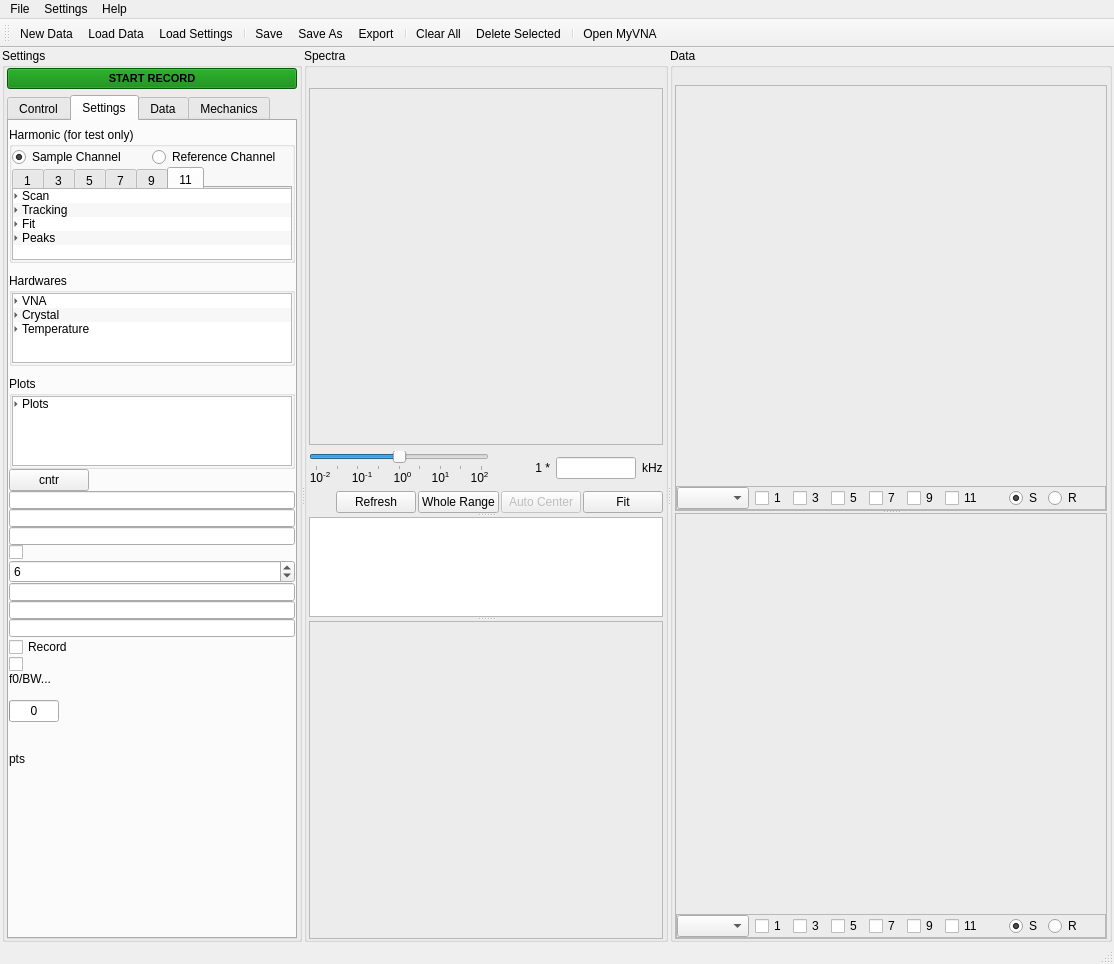
shullgroup/rheoQCM, file QCM_GUI_test6.ui: the form before one commit.
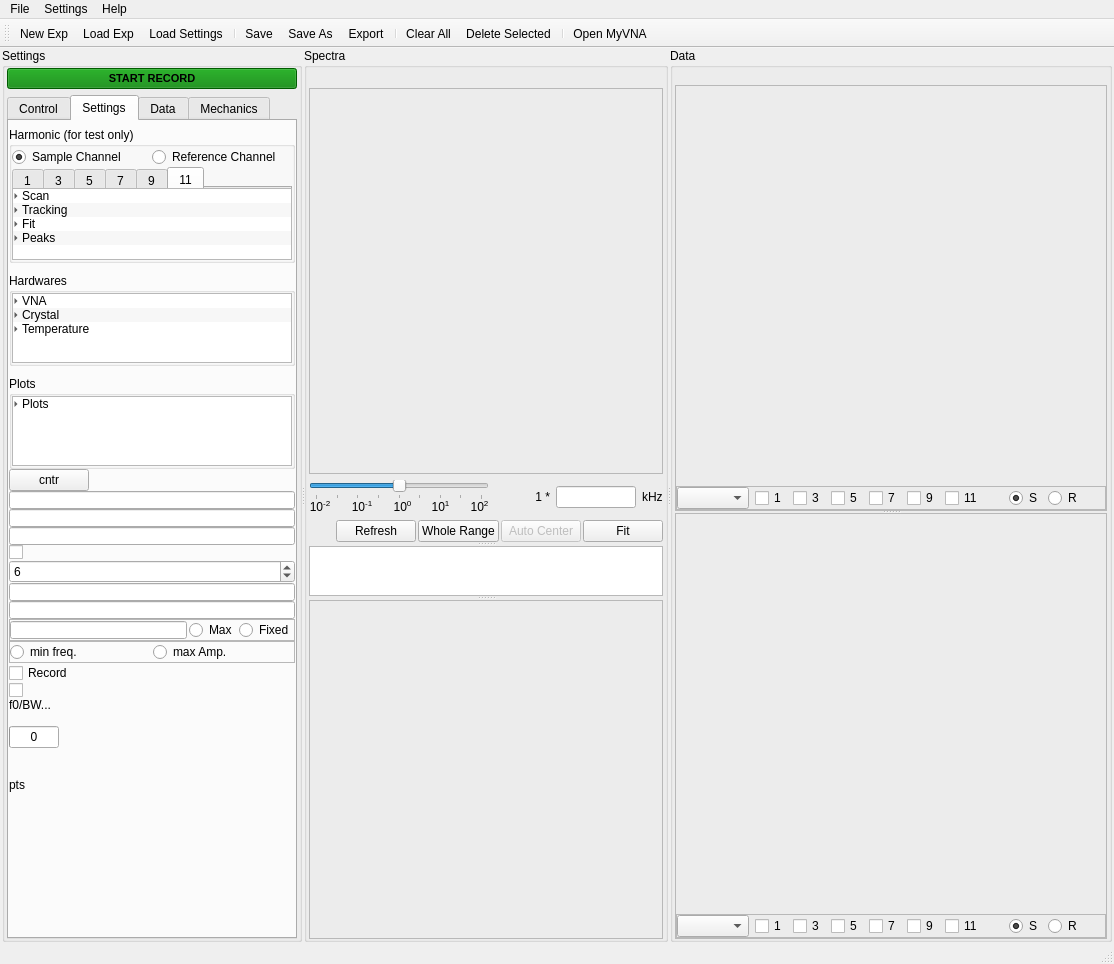
The form after the commit. The open tabs and pages were chosen to show the change. Icons and pictures are not drawn.

What changed in the file:
```diff
--- a/QCM_GUI_test6.ui
+++ b/QCM_GUI_test6.ui
@@ -162,7 +162,7 @@
              <bool>false</bool>
             </property>
             <property name="currentIndex">
-             <number>0</number>
+             <number>1</number>
             </property>
             <widget class="QWidget" name="tab_settings_control">
              <property name="sizePolicy">
@@ -1585,12 +1585,17 @@
                     </property>
                     <item>
                      <property name="text">
-                      <string>Max #</string>
+                      <string>Num.</string>
                      </property>
                      <property name="text">
                       <string/>
                      </property>
                     </item>
+                    <item>
+                     <property name="text">
+                      <string>Policy</string>
+                     </property>
+                    </item>
                     <item>
                      <property name="text">
                       <string>Threshold</string>
@@ -1930,16 +1935,6 @@
                 </property>
                </widget>
               </item>
-              <item>
-               <widget class="QLineEdit" name="lineEdit_peaks_maxnum">
-                <property name="maximumSize">
-                 <size>
-                  <width>16777215</width>
-                  <height>18</height>
-                 </size>
-                </property>
-               </widget>
-              </item>
               <item>
                <widget class="QLineEdit" name="lineEdit_peaks_threshold">
                 <property name="maximumSize">
@@ -1960,6 +1955,98 @@
                 </property>
                </widget>
               </item>
+              <item>
+               <widget class="QFrame" name="frame_peaks_num">
+                <property name="frameShape">
+                 <enum>QFrame::StyledPanel</enum>
+                </property>
+                <property name="frameShadow">
+                 <enum>QFrame::Raised</enum>
+                </property>
+                <layout class="QHBoxLayout" name="horizontalLayout_7">
+                 <property name="spacing">
+                  <number>2</number>
+                 </property>
+                 <property name="leftMargin">
+                  <number>0</number>
+                 </property>
+                 <property name="topMargin">
+                  <number>0</number>
+                 </property>
+                 <property name="rightMargin">
+                  <number>0</number>
+                 </property>
+                 <property name="bottomMargin">
+                  <number>0</number>
+                 </property>
+                 <item>
+                  <widget class="QLineEdit" name="lineEdit_peaks_num">
+                   <property name="maximumSize">
+                    <size>
+                     <width>16777215</width>
+                     <height>18</height>
+                    </size>
+                   </property>
+                  </widget>
+                 </item>
+                 <item>
+                  <widget class="QRadioButton" name="radioButton_peaks_num_max">
+                   <property name="text">
+                    <string>Max</string>
+                   </property>
+                  </widget>
+                 </item>
+                 <item>
+                  <widget class="QRadioButton" name="radioButton_peaks_num_fixed">
+                   <property name="text">
+                    <string>Fixed</string>
+                   </property>
+                  </widget>
+                 </item>
+                </layout>
+               </widget>
+              </item>
+              <item>
+               <widget class="QFrame" name="frame_peaks_policy">
+                <property name="frameShape">
+                 <enum>QFrame::StyledPanel</enum>
+                </property>
+                <property name="frameShadow">
+                 <enum>QFrame::Raised</enum>
+                </property>
+                <layout class="QHBoxLayout" name="horizontalLayout_29">
+                 <property name="spacing">
+                  <number>2</number>
+                 </property>
+                 <property name="leftMargin">
+                  <number>0</number>
+                 </property>
+                 <property name="topMargin">
+                  <number>0</number>
+                 </property>
+                 <property name="rightMargin">
+                  <number>0</number>
+                 </property>
+                 <property name="bottomMargin">
+                  <number>0</number>
+                 </property>
+                 <item>
+                  <widget class="QRadioButton" name="radioButton_peaks_policy_minf">
+                   <property name="text">
+                    <string>min freq.</string>
+                   </property>
+                  </widget>
+                 </item>
+                 <item>
+                  <widget class="QRadioButton" name="radioButton_peaks_policy_maxamp">
+                   <property name="text">
+                    <string>max Amp.</string>
+                   </property>
+                  </widget>
+                 </item>
+                </layout>
+               </widget>
+              </item>
               <item>
                <widget class="QCheckBox" name="checkBox_settings_temp_sensor">
                 <property name="text">
@@ -5443,7 +5530,7 @@
                <property name="maximumSize">
                 <size>
                  <width>16777215</width>
-                 <height>100</height>
+                 <height>50</height>
                 </size>
                </property>
                <property name="html">
@@ -6427,8 +6514,8 @@
     <property name="title">
      <string>File</string>
     </property>
-    <addaction name="actionNew_Data"/>
-    <addaction name="actionLoad_Data"/>
+    <addaction name="actionNew_Exp"/>
+    <addaction name="actionLoad_Exp"/>
     <addaction name="actionLoad_Settings"/>
     <addaction name="separator"/>
     <addaction name="actionSave"/>
@@ -6520,8 +6607,8 @@
    <attribute name="toolBarBreak">
     <bool>false</bool>
    </attribute>
-   <addaction name="actionNew_Data"/>
-   <addaction name="actionLoad_Data"/>
+   <addaction name="actionNew_Exp"/>
+   <addaction name="actionLoad_Exp"/>
    <addaction name="actionLoad_Settings"/>
    <addaction name="separator"/>
    <addaction name="actionSave"/>
@@ -6533,13 +6620,16 @@
    <addaction name="separator"/>
    <addaction name="actionOpen_MyVNA"/>
   </widget>
-  <action name="actionLoad_Data">
+  <action name="actionLoad_Exp">
    <property name="icon">
     <iconset resource="QCM_GUI_source.qrc">
      <normaloff>:/icon/rc/load_data.svg</normaloff>:/icon/rc/load_data.svg</iconset>
    </property>
    <property name="text">
-    <string>Load Data</string>
+    <string>Load Exp</string>
+   </property>
+   <property name="toolTip">
+    <string>Load Experiment</string>
    </property>
    <property name="shortcut">
     <string>Ctrl+O</string>
@@ -6836,13 +6926,16 @@
     <string>About QCM-r</string>
    </property>
   </action>
-  <action name="actionNew_Data">
+  <action name="actionNew_Exp">
    <property name="icon">
     <iconset resource="QCM_GUI_source.qrc">
      <normaloff>:/icon/rc/new.svg</normaloff>:/icon/rc/new.svg</iconset>
    </property>
    <property name="text">
-    <string>New Data</string>
+    <string>New Exp</string>
+   </property>
+   <property name="toolTip">
+    <string>New Experiment</string>
    </property>
    <property name="shortcut">
     <string>Ctrl+N</string>
```
Left out of the diff: 24 changed lines with no effect on the pictures.
